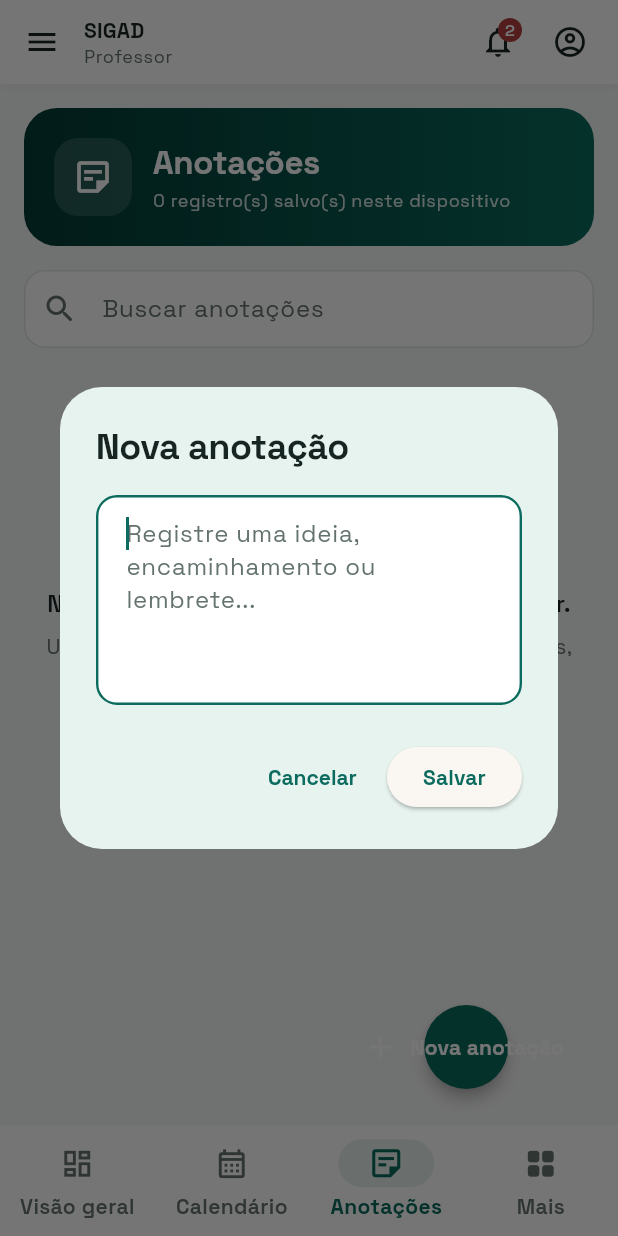
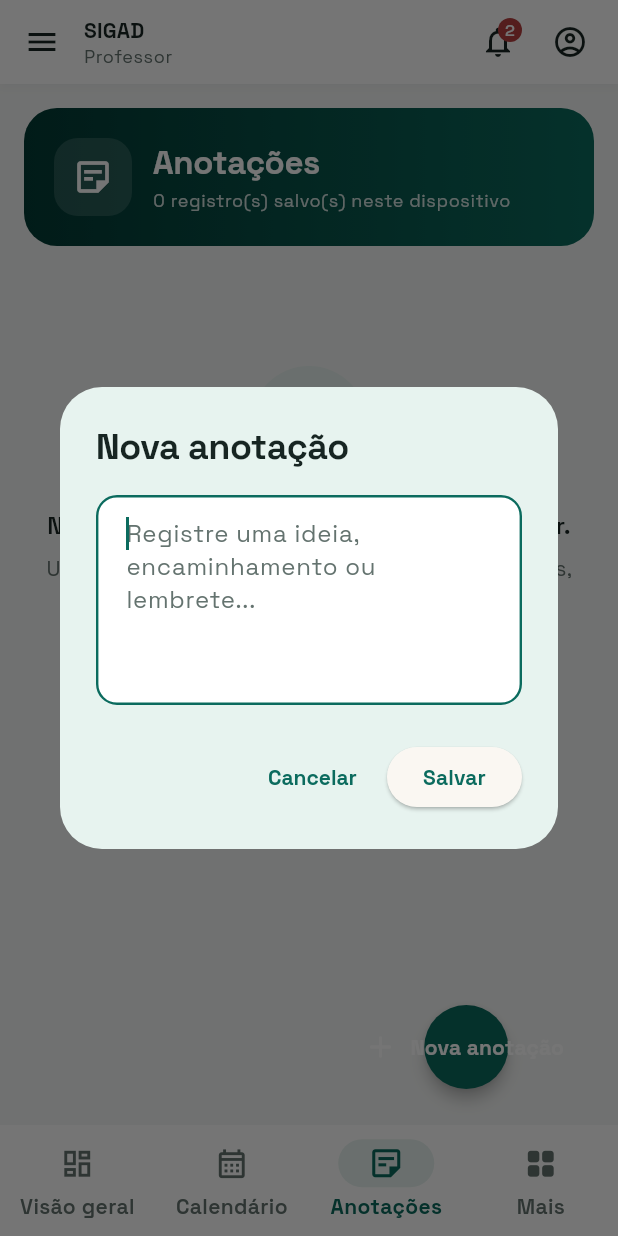
Before and after one commit to frahncky/SIGAD, a Flutter app: the NotasPage screen opened by its route, after a tap on "Criar primeira anotação", on a phone screen of 412 x 824 dp. Run offline on Flutter 3.47's test engine with Material 3 defaults, Android fonts, the phone set to English and light mode, and no system bars; our stand-ins replace google_fonts, shared_preferences; accounts and stored records are empty.

```diff
--- a/lib/features/home/presentation/pages/home_shell_page.dart
+++ b/lib/features/home/presentation/pages/home_shell_page.dart
@@ -357,10 +357,11 @@ class _SideNav extends StatelessWidget {
   @override
   Widget build(BuildContext context) {
     final colors = Theme.of(context).colorScheme;
-    return Container(
+    return Material(
+      color: colors.surface,
+      child: Container(
         width: 290,
         decoration: BoxDecoration(
-        color: colors.surface,
           border: Border(right: BorderSide(color: colors.outlineVariant)),
         ),
         child: Column(
@@ -413,6 +414,7 @@ class _SideNav extends StatelessWidget {
               ),
             ),
           ],
+        ),
       ),
     );
   }
--- a/lib/features/login/presentation/pages/login_page.dart
+++ b/lib/features/login/presentation/pages/login_page.dart
@@ -49,7 +49,7 @@ class _LoginPageState extends State<LoginPage> {
                       return _LoginPanel(
                         child: wide
                             ? Row(
-                                crossAxisAlignment: CrossAxisAlignment.stretch,
+                                crossAxisAlignment: CrossAxisAlignment.start,
                                 children: [
                                   const Expanded(child: _InstitutionPanel()),
                                   const SizedBox(width: 32),
--- a/lib/features/notas/presentation/pages/notas_page.dart
+++ b/lib/features/notas/presentation/pages/notas_page.dart
@@ -41,6 +41,7 @@ class _NotasPageState extends State<NotasPage> {
   static const _storageKey = 'sigad_notas';
   final List<Nota> _notas = [];
   bool _isLoading = true;
+  bool _dialogOpen = false;
   String _busca = '';
 
   @override
@@ -80,6 +81,7 @@ class _NotasPageState extends State<NotasPage> {
   );
 
   Future<void> _criarOuEditarNota({Nota? nota}) async {
+    setState(() => _dialogOpen = true);
     var textoEditado = nota?.texto ?? '';
     final resultado = await showDialog<String>(
       context: context,
@@ -111,6 +113,7 @@ class _NotasPageState extends State<NotasPage> {
       ),
     );
 
+    if (mounted) setState(() => _dialogOpen = false);
     if (!mounted || resultado == null || resultado.isEmpty) return;
     final agora = DateTime.now();
     setState(() {
@@ -219,6 +222,7 @@ class _NotasPageState extends State<NotasPage> {
             ),
           ),
           const SizedBox(height: 16),
+          if (!_dialogOpen)
             TextField(
               onChanged: (value) => setState(() => _busca = value),
               decoration: const InputDecoration(
```
Lines whose indentation alone changed are shown as unchanged.
